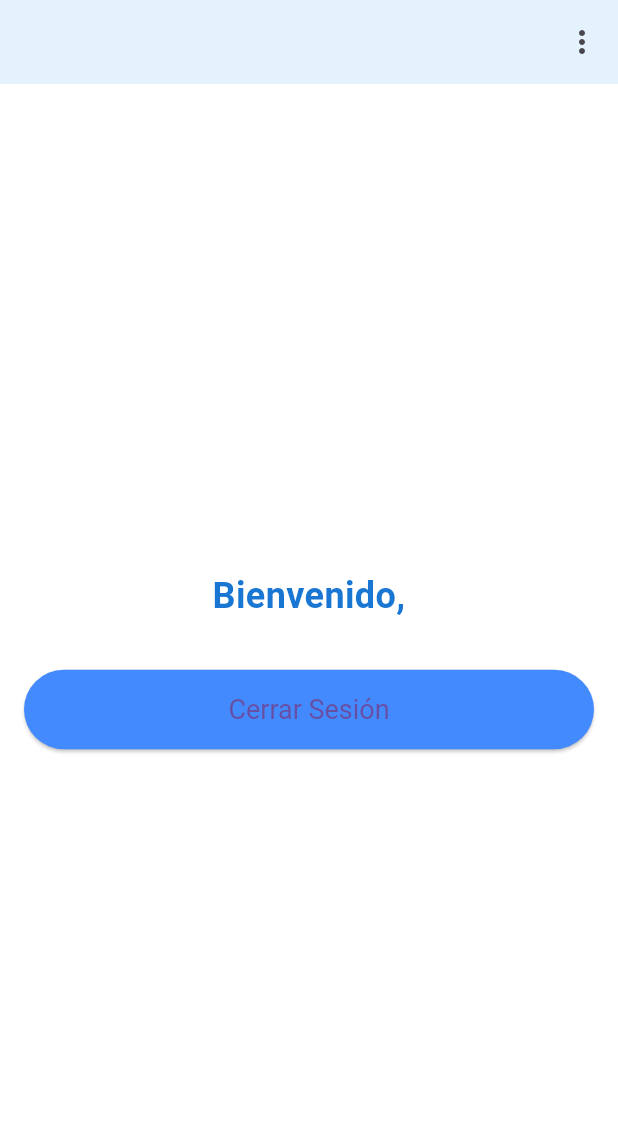
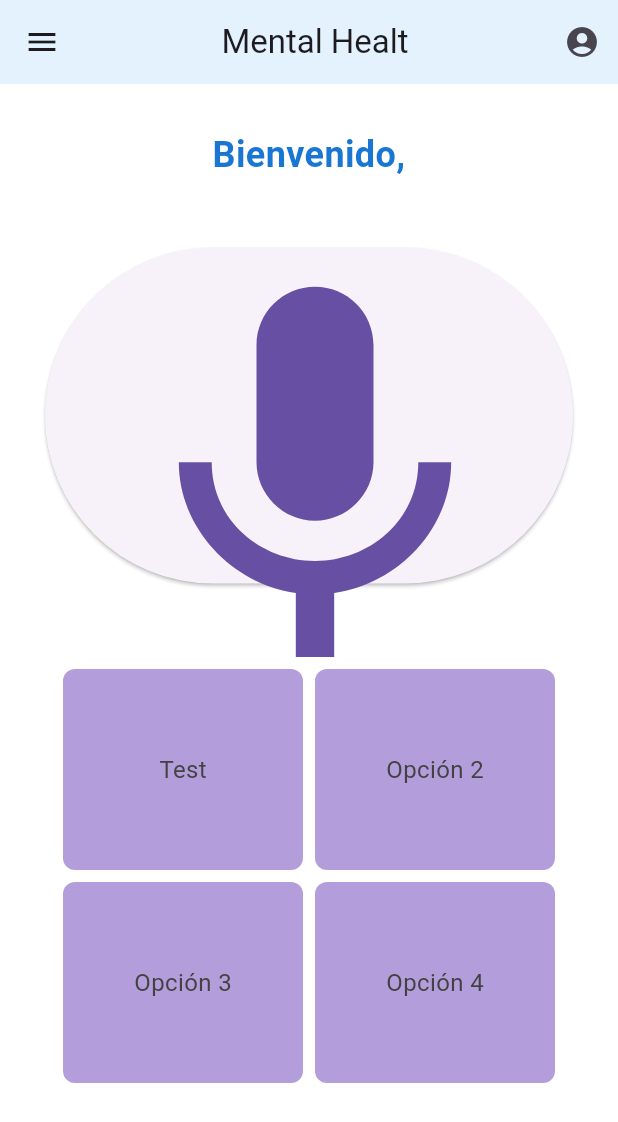
Before and after one commit to Odenais/mental_health, a Flutter app: the HomePage screen opened by its route, on a phone screen of 412 x 824 dp. Shown: the top 1122 px of the screen. Run offline on Flutter 3.47's test engine with Material 3 defaults, Android fonts, the phone set to English and light mode, and no system bars; our stand-ins replace avatar_glow, cloud_firestore, firebase_auth, firebase_core, flutter_tts, google_generative_ai and 1 more; accounts and stored records are empty.

Commit message:
Test home screen

```diff
--- a/lib/pages/home/home.dart
+++ b/lib/pages/home/home.dart
@@ -1,8 +1,10 @@
 import 'dart:math';
+import 'package:avatar_glow/avatar_glow.dart';
 import 'package:firebase_auth/firebase_auth.dart';
 import 'package:flutter/material.dart';
 import 'package:mental_health/services/profile.dart';
 import 'package:flutter_tts/flutter_tts.dart';
+import 'package:mental_health/pages/chat/chat.dart';
 import 'package:intl/intl.dart';
 
 class HomePage extends StatefulWidget {
@@ -11,6 +13,8 @@ class HomePage extends StatefulWidget {
 }
 
 class _HomePageState extends State<HomePage> {
+
+
   final Profile _profile = Profile();
   String? _apodo;
 
@@ -109,45 +113,182 @@ class _HomePageState extends State<HomePage> {
 
     return Scaffold(
       appBar: AppBar(
-        title: Text('${_apodo ?? 'Usuario'}'),
-        automaticallyImplyLeading: false, // Elimina el botón de regresar
-        actions: [
-          PopupMenuButton<String>(
+        title: Center(child: Text('Mental Healt'),),
+        leading: PopupMenuButton<String>(
           onSelected: (value) {
-              if (value == 'logout') {
+            // Realizar acciones según la selección del menú
+            if(value == 'logout'){
               FirebaseAuth.instance.signOut();
               Navigator.popAndPushNamed(context, '/login');
-              } else if (value == 'chat') {
-                Navigator.popAndPushNamed(context, '/chat');
-              } else if (value == 'profile'){
-                Navigator.popAndPushNamed(context, '/profileShow');
+            }else{
+              Navigator.popAndPushNamed(context, '/$value');
             }
+
+            print('Opción seleccionada: $value');
           },
           itemBuilder: (BuildContext context) {
             return [
-                PopupMenuItem<String>(
-                  value: 'profile',
+              PopupMenuItem(
+                value: 'profileShow',
                 child: Text('Perfil'),
               ),
-                PopupMenuItem<String>(
+              PopupMenuItem(
                 value: 'chat',
-                  child: Text('Chatbot'),
+                child: Text('Chat Bot'),
               ),
-                PopupMenuItem<String>(
+              PopupMenuItem(
                 value: 'logout',
                 child: Text('Cerrar Sesión'),
               ),
             ];
           },
+          icon: Icon(Icons.menu), // Ícono de menú
+        ),
+        actions: [
+          IconButton(onPressed: (){Navigator.popAndPushNamed(context, '/profileShow');}, icon: Icon(Icons.account_circle))
+        ],
+      ),
+      body: ListView(
+        padding: EdgeInsets.all(30),
+        children: [
+          Container(
+            decoration: BoxDecoration(
+
+            ),
+            child: Center(
+              child: Text(
+                'Bienvenido, ${user?.email ?? 'Usuario'}',
+                style: TextStyle(
+                  fontSize: 24,
+                  fontWeight: FontWeight.bold,
+                  color: Colors.blue.shade700,
+                ),
+                textAlign: TextAlign.center,
+              ),
+            ),
+          ),
+
+          SizedBox(height: 45,),
+
+          Column(
+
+            children: [
+              Container(
+
+                height: MediaQuery.of(context).size.height-600,
+                decoration: BoxDecoration(
+                ),
+                child: ElevatedButton(
+
+                    onPressed: (){},
+                    child: Icon(
+                      Icons.mic,
+                      size: MediaQuery.of(context).size.width-100,
+                    )
+                ),
               ),
             ],
           ),
-      body: Padding(
+
+
+          SizedBox(height: 45,),
+
+          Container(
+            width: 300, // Ancho del contenedor
+            height: 300, // Alto del contenedor
+            padding: EdgeInsets.all(8), // Espacio alrededor del contenido
+            decoration: BoxDecoration(
+              borderRadius: BorderRadius.circular(12),
+            ),
+            child: Column(
+              children: [
+                Expanded(
+                  child: Row(
+                    children: [
+                      Expanded(
+                        child: GestureDetector(
+                          onTap: () {
+                            print('Test presionado'); // Acción cuando se presiona
+                          },
+                          child: Container(
+                            margin: EdgeInsets.all(4),
+                            decoration: BoxDecoration(
+                              color: Colors.deepPurple[200],
+                              borderRadius: BorderRadius.circular(8),
+                            ),
+                            child: Center(child: Text('Test')),
+                          ),
+                        ),
+                      ),
+                      Expanded(
+                        child: GestureDetector(
+                          onTap: () {
+                            print('Opción 2 presionada'); // Acción cuando se presiona
+                          },
+                          child: Container(
+                            margin: EdgeInsets.all(4),
+                            decoration: BoxDecoration(
+                              color: Colors.deepPurple[200],
+                              borderRadius: BorderRadius.circular(8),
+                            ),
+                            child: Center(child: Text('Opción 2')),
+                          ),
+                        ),
+                      ),
+                    ],
+                  ),
+                ),
+                Expanded(
+                  child: Row(
+                    children: [
+                      Expanded(
+                        child: GestureDetector(
+                          onTap: () {
+                            print('Opción 3 presionada'); // Acción cuando se presiona
+                          },
+                          child: Container(
+                            margin: EdgeInsets.all(4),
+                            decoration: BoxDecoration(
+                              color: Colors.deepPurple[200],
+                              borderRadius: BorderRadius.circular(8),
+                            ),
+                            child: Center(child: Text('Opción 3')),
+                          ),
+                        ),
+                      ),
+                      Expanded(
+                        child: GestureDetector(
+                          onTap: () {
+                            print('Opción 4 presionada'); // Acción cuando se presiona
+                          },
+                          child: Container(
+                            margin: EdgeInsets.all(4),
+                            decoration: BoxDecoration(
+                              color: Colors.deepPurple[200],
+                              borderRadius: BorderRadius.circular(8),
+                            ),
+                            child: Center(child: Text('Opción 4')),
+                          ),
+                        ),
+                      ),
+                    ],
+                  ),
+                ),
+              ],
+            ),
+          )
+
+        ],
+      ),
+      /*Padding(
+
         padding: const EdgeInsets.all(16.0),
         child: Column(
           mainAxisAlignment: MainAxisAlignment.center,
           crossAxisAlignment: CrossAxisAlignment.stretch,
           children: [
+
+
             Text(
               'Bienvenido, ${user?.email ?? 'Usuario'}',
               style: TextStyle(
@@ -157,6 +298,26 @@ class _HomePageState extends State<HomePage> {
               ),
               textAlign: TextAlign.center,
             ),
+
+            SizedBox(
+              height: 50,
+            ),
+
+            Container(
+              height: MediaQuery.of(context).size.height-550,
+              decoration: BoxDecoration(
+
+              ),
+              child: ElevatedButton(
+
+                  onPressed: (){},
+                  child: Icon(
+                    Icons.mic,
+                    size: MediaQuery.of(context).size.width-100,
+                  )
+              ),
+            ),
+
             SizedBox(height: 32),
             ElevatedButton(
               onPressed: () async {
@@ -172,7 +333,7 @@ class _HomePageState extends State<HomePage> {
             ),
           ],
         ),
-      ),
+      ),*/
     );
   }
 }
```
Also changed, not shown: pubspec.lock, 1 other file. Lines whose indentation alone changed are shown as unchanged.
